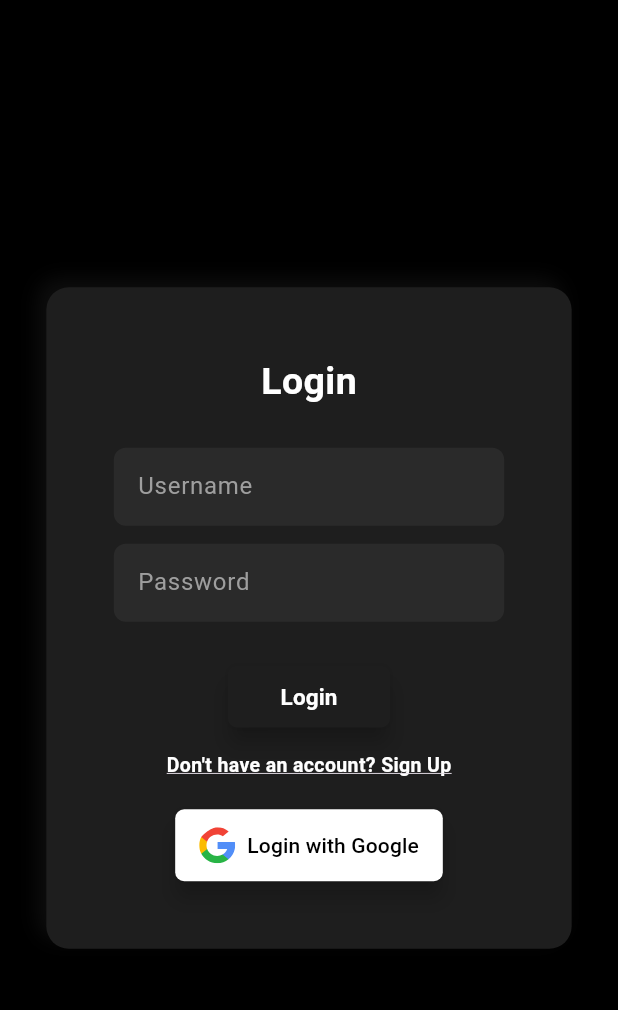
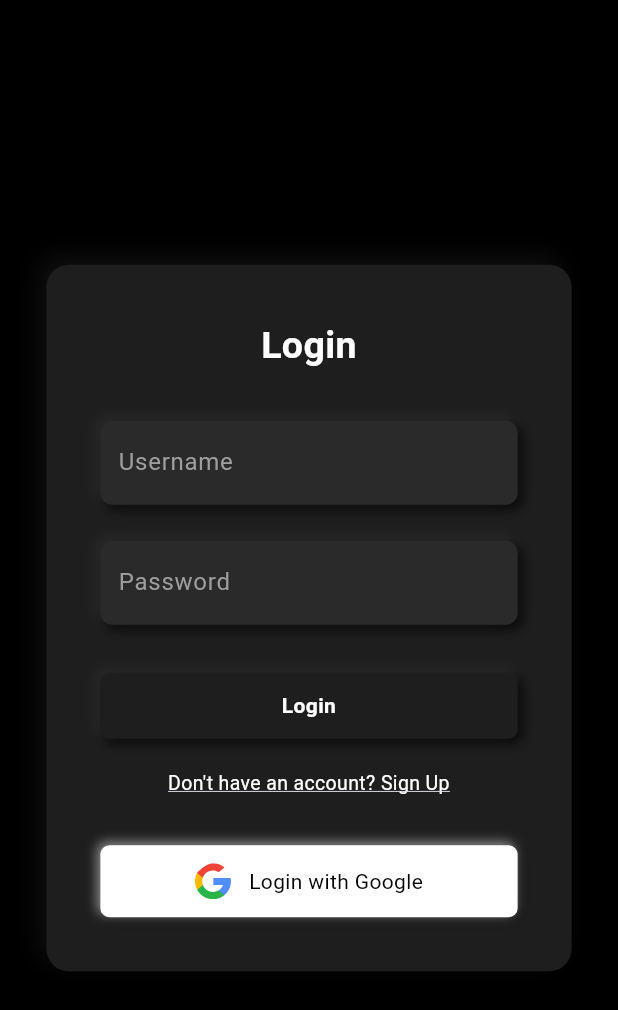
Before and after one commit to Kadjow/memorandum-notes_app, a Flutter app: the screen it shows after launch, on a phone screen of 412 x 824 dp. Shown: the top 1010 px of the screen. Run offline on Flutter 3.47's test engine with Material 3 defaults, Android fonts, the phone set to English and light mode, and no system bars; our stand-ins replace cloud_firestore, dartz, equatable, firebase_auth, firebase_core, flutter_bloc and 4 more; accounts and stored records are empty.

Commit message:
fix : desing system of login screen fixed

```diff
--- a/lib/features/habit_tracker/auth/presentation/pages/login_page.dart
+++ b/lib/features/habit_tracker/auth/presentation/pages/login_page.dart
@@ -1,122 +1,126 @@
-import 'package:dartz/dartz.dart';
 import 'package:flutter/material.dart';
 import 'package:flutter_svg/flutter_svg.dart';
 import 'package:habit_tracker/core/services/auth_service.dart';
 import 'package:habit_tracker/injection_container.dart';
 
-/// SVG do logo do Google para o botão de login
+/// SVG do logo do Google
 const String _googleSvg = '''
 <svg version="1.1" width="24" viewBox="0 0 512 512" xmlns="http://www.w3.org/2000/svg">
-  <path fill="#FBBB00" d="M113.47,309.408L95.648,375.94l-65.139,1.378C11.042,341.211,0,299.9,0,256
-    c0-42.451,10.324-82.483,28.624-117.732l57.992,10.632l25.404,57.644
-    c-5.317,15.501-8.215,32.141-8.215,49.456
-    C103.821,274.792,107.225,292.797,113.47,309.408z"/>
-  <path fill="#518EF8" d="M507.527,208.176C510.467,223.662,512,239.655,512,256
-    c0,18.328-1.927,36.206-5.598,53.451
-    c-12.462,58.683-45.025,109.925-90.134,146.187l-73.044-3.727
-    l-10.338-64.535c29.932-17.554,53.324-45.025,65.646-77.911
-    h-136.89V208.176h138.887z"/>
-  <path fill="#28B446" d="M416.253,455.624C372.396,490.901,316.666,512,256,512
-    c-97.491,0-182.252-54.491-225.491-134.681l82.961-67.91
-    c21.619,57.698,77.278,98.771,142.53,98.771
-    c28.047,0,54.323-7.582,76.87-20.818L416.253,455.624z"/>
-  <path fill="#F14336" d="M419.404,58.936l-82.933,67.896
-    c-23.335-14.586-50.919-23.012-80.471-23.012
-    c-66.729,0-123.429,42.957-143.965,102.724l-83.397-68.276
-    C157.06,0,256,0,256,0
-    C318.115,0,375.068,22.126,419.404,58.936z"/>
+  <path fill="#FBBB00" d="M113.47,309.408L95.648,375.94l-65.139,1.378C11.042,341.211,0,299.9,0,256 c0-42.451,10.324-82.483,28.624-117.732l57.992,10.632l25.404,57.644 c-5.317,15.501-8.215,32.141-8.215,49.456 C103.821,274.792,107.225,292.797,113.47,309.408z"/>
+  <path fill="#518EF8" d="M507.527,208.176C510.467,223.662,512,239.655,512,256 c0,18.328-1.927,36.206-5.598,53.451 c-12.462,58.683-45.025,109.925-90.134,146.187l-73.044-3.727 l-10.338-64.535c29.932-17.554,53.324-45.025,65.646-77.911 h-136.89V208.176h138.887z"/>
+  <path fill="#28B446" d="M416.253,455.624C372.396,490.901,316.666,512,256,512 c-97.491,0-182.252-54.491-225.491-134.681l82.961-67.91 c21.619,57.698,77.278,98.771,142.53,98.771 c28.047,0,54.323-7.582,76.87-20.818L416.253,455.624z"/>
+  <path fill="#F14336" d="M419.404,58.936l-82.933,67.896 c-23.335-14.586-50.919-23.012-80.471-23.012 c-66.729,0-123.429,42.957-143.965,102.724l-83.397-68.276 C157.06,0,256,0,256,0 C318.115,0,375.068,22.126,419.404,58.936z"/>
 </svg>
 ''';
 
-class LoginPage extends StatelessWidget {
+class LoginPage extends StatefulWidget {
   const LoginPage({Key? key}) : super(key: key);
 
-  Future<void> _loginWithGoogle(BuildContext context) async {
+  @override
+  _LoginPageState createState() => _LoginPageState();
+}
+
+class _LoginPageState extends State<LoginPage> {
+  final FocusNode _userFocus = FocusNode();
+  final FocusNode _passFocus = FocusNode();
+
+  @override
+  void initState() {
+    super.initState();
+    _userFocus.addListener(() => setState(() {}));
+    _passFocus.addListener(() => setState(() {}));
+  }
+
+  @override
+  void dispose() {
+    _userFocus.dispose();
+    _passFocus.dispose();
+    super.dispose();
+  }
+
+  Future<void> _loginWithGoogle() async {
     final user = await sl<AuthService>().signInWithGoogle();
     if (user != null) {
       Navigator.of(context).pushReplacement(
-        MaterialPageRoute(builder: (_) => const Scaffold(body: Center(child: Text('Home')))),
+        MaterialPageRoute(
+          builder: (_) => const Scaffold(
+            body: Center(child: Text('Home')),
+          ),
+        ),
       );
     }
   }
 
   @override
   Widget build(BuildContext context) {
-    final size = MediaQuery.of(context).size;
-    final cardWidth = size.width * 0.85;
-
+    final double width = MediaQuery.of(context).size.width * 0.85;
     return Scaffold(
       backgroundColor: Colors.black,
       body: Center(
         child: SingleChildScrollView(
           padding: const EdgeInsets.symmetric(vertical: 40),
           child: Container(
-            width: cardWidth,
-            padding: const EdgeInsets.all(45),
+            width: width,
+            padding: const EdgeInsets.all(36),
             decoration: BoxDecoration(
               color: const Color(0xFF1E1E1E),
               borderRadius: BorderRadius.circular(15),
               boxShadow: [
                 BoxShadow(
-                  color: Colors.black.withOpacity(0.8),
+                  color: Colors.black.withOpacity(0.7),
                   offset: const Offset(6, 6),
-                  blurRadius: 10,
+                  blurRadius: 12,
                 ),
                 BoxShadow(
                   color: Colors.white.withOpacity(0.05),
                   offset: const Offset(-6, -6),
-                  blurRadius: 10,
+                  blurRadius: 12,
                 ),
               ],
             ),
             child: Column(
-              mainAxisSize: MainAxisSize.min,
+              crossAxisAlignment: CrossAxisAlignment.stretch,
               children: [
                 const Text(
                   'Login',
+                  textAlign: TextAlign.center,
                   style: TextStyle(
                     fontSize: 25,
                     fontWeight: FontWeight.w600,
                     color: Colors.white,
                   ),
                 ),
+                const SizedBox(height: 32),
+                _FocusNeumorphicField(
+                  hint: 'Username',
+                  focusNode: _userFocus,
+                ),
+                const SizedBox(height: 24),
+                _FocusNeumorphicField(
+                  hint: 'Password',
+                  obscure: true,
+                  focusNode: _passFocus,
+                ),
+                const SizedBox(height: 32),
+                _neumorphicButton(
+                  label: 'Login',
+                  onTap: () {},
+                ),
                 const SizedBox(height: 20),
-                _buildTextField('Username'),
-                _buildTextField('Password', obscure: true),
-                const SizedBox(height: 20),
-                _buildPrimaryButton(
-                  label: 'Login',
-                  onPressed: () {},
-                ),
-                const SizedBox(height: 12),
                 GestureDetector(
                   onTap: () {},
                   child: const Text(
                     "Don't have an account? Sign Up",
+                    textAlign: TextAlign.center,
                     style: TextStyle(
                       color: Colors.white,
+                      decoration: TextDecoration.underline,
                       fontSize: 13,
-                      decoration: TextDecoration.underline,
-                      fontWeight: FontWeight.bold,
                     ),
                   ),
                 ),
-                const SizedBox(height: 20),
-                ElevatedButton.icon(
-                  onPressed: () => _loginWithGoogle(context),
-                  icon: SvgPicture.string(_googleSvg, height: 24, width: 24),
-                  label: const Text('Login with Google'),
-                  style: ElevatedButton.styleFrom(
-                    backgroundColor: Colors.white,
-                    foregroundColor: Colors.black,
-                    padding: const EdgeInsets.symmetric(horizontal: 16, vertical: 12),
-                    shape: RoundedRectangleBorder(
-                      borderRadius: BorderRadius.circular(6),
-                    ),
-                    elevation: 6,
-                    shadowColor: Colors.black,
-                  ),
-                ),
+                const SizedBox(height: 32),
+                _googleButton(onTap: _loginWithGoogle),
               ],
             ),
           ),
@@ -124,51 +128,140 @@ class LoginPage extends StatelessWidget {
       ),
     );
   }
+}
 
-  Widget _buildTextField(String hint, {bool obscure = false}) {
-    return Padding(
-      padding: const EdgeInsets.symmetric(vertical: 6),
+Widget _googleButton({required VoidCallback onTap}) {
+  return GestureDetector(
+    onTap: onTap,
+    child: Container(
+      padding: const EdgeInsets.symmetric(horizontal: 16, vertical: 12),
+      decoration: BoxDecoration(
+        color: Colors.white,
+        borderRadius: BorderRadius.circular(6),
+        boxShadow: [
+          BoxShadow(
+            color: Colors.black.withOpacity(0.3),
+            offset: const Offset(2, 2),
+            blurRadius: 6,
+          ),
+          BoxShadow(
+            color: Colors.white.withOpacity(0.5),
+            offset: const Offset(-2, -2),
+            blurRadius: 6,
+          ),
+        ],
+      ),
+      child: Row(
+        mainAxisSize: MainAxisSize.min,
+        mainAxisAlignment: MainAxisAlignment.center,
+        children: [
+          SvgPicture.string(_googleSvg, height: 24, width: 24),
+          const SizedBox(width: 12),
+          const Text(
+            'Login with Google',
+            style: TextStyle(color: Colors.black),
+          ),
+        ],
+      ),
+    ),
+  );
+}
+
+Widget _neumorphicButton({
+  required String label,
+  required VoidCallback onTap,
+}) {
+  return GestureDetector(
+    onTap: onTap,
+    child: Container(
+      padding: const EdgeInsets.symmetric(vertical: 12),
+      decoration: BoxDecoration(
+        color: const Color(0xFF1E1E1E),
+        borderRadius: BorderRadius.circular(6),
+        boxShadow: [
+          BoxShadow(
+            color: Colors.black.withOpacity(0.7),
+            offset: const Offset(3, 3),
+            blurRadius: 6,
+          ),
+          BoxShadow(
+            color: Colors.white.withOpacity(0.05),
+            offset: const Offset(-3, -3),
+            blurRadius: 6,
+          ),
+        ],
+      ),
+      child: Text(
+        label,
+        textAlign: TextAlign.center,
+        style: const TextStyle(
+          color: Colors.white,
+          fontWeight: FontWeight.bold,
+        ),
+      ),
+    ),
+  );
+}
+
+class _FocusNeumorphicField extends StatelessWidget {
+  final String hint;
+  final bool obscure;
+  final FocusNode focusNode;
+
+  const _FocusNeumorphicField({
+    required this.hint,
+    this.obscure = false,
+    required this.focusNode,
+  });
+
+  @override
+  Widget build(BuildContext context) {
+    final bool hasFocus = focusNode.hasFocus;
+    return AnimatedContainer(
+      duration: const Duration(milliseconds: 200),
+      decoration: BoxDecoration(
+        color: const Color(0xFF2A2A2A),
+        borderRadius: BorderRadius.circular(8),
+        boxShadow: hasFocus
+            ? [
+                BoxShadow(
+                  color: Colors.white.withOpacity(0.15),
+                  offset: const Offset(-2, -2),
+                  blurRadius: 4,
+                  spreadRadius: 1,
+                ),
+                BoxShadow(
+                  color: Colors.black.withOpacity(0.7),
+                  offset: const Offset(2, 2),
+                  blurRadius: 6,
+                  spreadRadius: 1,
+                ),
+              ]
+            : [
+                BoxShadow(
+                  color: Colors.black.withOpacity(0.7),
+                  offset: const Offset(3, 3),
+                  blurRadius: 6,
+                ),
+                BoxShadow(
+                  color: Colors.white.withOpacity(0.05),
+                  offset: const Offset(-3, -3),
+                  blurRadius: 6,
+                ),
+              ],
+      ),
+      transform: hasFocus ? (Matrix4.identity()..scale(1.02)) : Matrix4.identity(),
       child: TextField(
+        focusNode: focusNode,
         obscureText: obscure,
         style: const TextStyle(color: Colors.white),
         decoration: InputDecoration(
           hintText: hint,
           hintStyle: const TextStyle(color: Colors.grey),
-          filled: true,
-          fillColor: const Color(0xFF2A2A2A),
-          contentPadding: const EdgeInsets.symmetric(horizontal: 12, vertical: 14),
-          border: OutlineInputBorder(
-            borderRadius: BorderRadius.circular(8),
-            borderSide: BorderSide.none,
-          ),
-          enabledBorder: OutlineInputBorder(
-            borderRadius: BorderRadius.circular(8),
-            borderSide: BorderSide.none,
-          ),
-          focusedBorder: OutlineInputBorder(
-            borderRadius: BorderRadius.circular(8),
-            borderSide: BorderSide.none,
-          ),
+          border: InputBorder.none,
+          contentPadding: const EdgeInsets.symmetric(horizontal: 12, vertical: 16),
         ),
       ),
     );
   }
-
-  Widget _buildPrimaryButton({required String label, required VoidCallback onPressed}) {
-    return ElevatedButton(
-      onPressed: onPressed,
-      style: ElevatedButton.styleFrom(
-        backgroundColor: const Color(0xFF1E1E1E),
-        foregroundColor: Colors.white,
-        padding: const EdgeInsets.symmetric(horizontal: 35, vertical: 10),
-        shape: RoundedRectangleBorder(borderRadius: BorderRadius.circular(6)),
-        elevation: 6,
-        shadowColor: Colors.black,
-      ),
-      child: Text(
-        label,
-        style: const TextStyle(fontSize: 15, fontWeight: FontWeight.bold),
-      ),
-    );
-  }
 }
--- a/pubspec.yaml
+++ b/pubspec.yaml
@@ -45,6 +45,7 @@ dependencies:
   table_calendar: ^3.2.0
   flutter_svg: ^1.1.6
   flip_card: ^0.7.0
+  flutter_neumorphic: ^3.2.0
 
 
 
```
Also changed, not shown: pubspec.lock.
